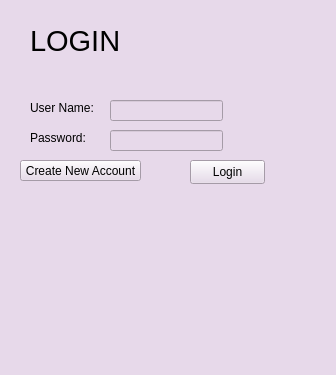
Above: ui/login.ui from muratkilci/Sorting-Algorithm-Animation before the change. Below: the same form after it.
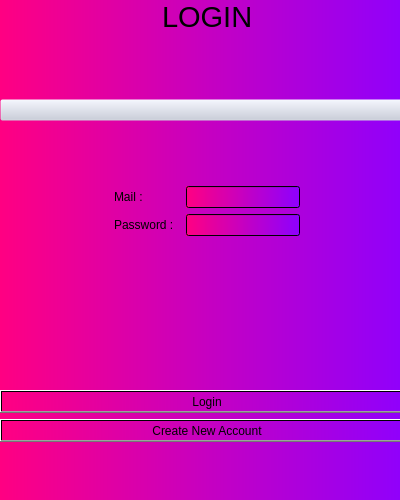
That is the form after the change. Icons and pictures are not drawn.

Commit message: login and create UI design

```diff
--- a/ui/login.ui
+++ b/ui/login.ui
@@ -6,8 +6,8 @@
    <rect>
     <x>0</x>
     <y>0</y>
-    <width>336</width>
-    <height>375</height>
+    <width>400</width>
+    <height>500</height>
    </rect>
   </property>
   <property name="sizePolicy">
@@ -16,6 +16,18 @@
     <verstretch>0</verstretch>
    </sizepolicy>
   </property>
+  <property name="minimumSize">
+   <size>
+    <width>400</width>
+    <height>500</height>
+   </size>
+  </property>
+  <property name="maximumSize">
+   <size>
+    <width>400</width>
+    <height>500</height>
+   </size>
+  </property>
   <property name="windowTitle">
    <string>MainWindow</string>
   </property>
@@ -28,121 +40,297 @@
 </string>
   </property>
   <widget class="QWidget" name="centralwidget">
-   <widget class="QLabel" name="label">
+   <property name="maximumSize">
+    <size>
+     <width>450</width>
+     <height>99999</height>
+    </size>
+   </property>
+   <property name="styleSheet">
+    <string notr="true">background-color:qlineargradient(spread:pad, x1:0, y1:0, x2:1, y2:0, stop:0 rgba(255, 0, 130, 255), stop:1 rgba(141, 0, 255, 255))</string>
+   </property>
+   <widget class="QWidget" name="verticalLayoutWidget">
     <property name="geometry">
      <rect>
-      <x>30</x>
-      <y>20</y>
-      <width>121</width>
-      <height>41</height>
+      <x>0</x>
+      <y>0</y>
+      <width>414</width>
+      <height>501</height>
      </rect>
     </property>
-    <property name="font">
-     <font>
-      <pointsize>22</pointsize>
-     </font>
-    </property>
-    <property name="text">
-     <string>LOGIN</string>
-    </property>
+    <layout class="QVBoxLayout" name="verticalLayout">
+     <item>
+      <layout class="QHBoxLayout" name="horizontalLayout_3">
+       <item>
+        <spacer name="horizontalSpacer_2">
+         <property name="orientation">
+          <enum>Qt::Horizontal</enum>
+         </property>
+         <property name="sizeHint" stdset="0">
+          <size>
+           <width>40</width>
+           <height>20</height>
+          </size>
+         </property>
+        </spacer>
+       </item>
+       <item>
+        <widget class="QLabel" name="label">
+         <property name="font">
+          <font>
+           <pointsize>22</pointsize>
+          </font>
+         </property>
+         <property name="styleSheet">
+          <string notr="true">background-color: rgba(199, 204, 219,0);</string>
+         </property>
+         <property name="text">
+          <string>LOGIN</string>
+         </property>
+        </widget>
+       </item>
+       <item>
+        <spacer name="horizontalSpacer">
+         <property name="orientation">
+          <enum>Qt::Horizontal</enum>
+         </property>
+         <property name="sizeHint" stdset="0">
+          <size>
+           <width>40</width>
+           <height>20</height>
+          </size>
+         </property>
+        </spacer>
+       </item>
+      </layout>
+     </item>
+     <item>
+      <spacer name="verticalSpacer_2">
+       <property name="orientation">
+        <enum>Qt::Vertical</enum>
+       </property>
+       <property name="sizeHint" stdset="0">
+        <size>
+         <width>20</width>
+         <height>40</height>
+        </size>
+       </property>
+      </spacer>
+     </item>
+     <item>
+      <widget class="QPushButton" name="pushButton">
+       <property name="styleSheet">
+        <string notr="true">background-color: rgba(199, 204, 219,0);</string>
+       </property>
+       <property name="text">
+        <string/>
+       </property>
+       <property name="icon">
+        <iconset>
+         <normaloff>../images/logo_english_university.png</normaloff>../images/logo_english_university.png</iconset>
+       </property>
+       <property name="iconSize">
+        <size>
+         <width>390</width>
+         <height>150</height>
+        </size>
+       </property>
+      </widget>
+     </item>
+     <item>
+      <spacer name="verticalSpacer_4">
+       <property name="orientation">
+        <enum>Qt::Vertical</enum>
+       </property>
+       <property name="sizeHint" stdset="0">
+        <size>
+         <width>20</width>
+         <height>40</height>
+        </size>
+       </property>
+      </spacer>
+     </item>
+     <item>
+      <layout class="QHBoxLayout" name="horizontalLayout">
+       <item>
+        <spacer name="horizontalSpacer_5">
+         <property name="orientation">
+          <enum>Qt::Horizontal</enum>
+         </property>
+         <property name="sizeHint" stdset="0">
+          <size>
+           <width>40</width>
+           <height>20</height>
+          </size>
+         </property>
+        </spacer>
+       </item>
+       <item>
+        <widget class="QLabel" name="label_2">
+         <property name="minimumSize">
+          <size>
+           <width>66</width>
+           <height>21</height>
+          </size>
+         </property>
+         <property name="maximumSize">
+          <size>
+           <width>66</width>
+           <height>21</height>
+          </size>
+         </property>
+         <property name="styleSheet">
+          <string notr="true">background-color: rgba(199, 204, 219,0);</string>
+         </property>
+         <property name="text">
+          <string>Mail :</string>
+         </property>
+        </widget>
+       </item>
+       <item>
+        <widget class="QLineEdit" name="userName"/>
+       </item>
+       <item>
+        <spacer name="horizontalSpacer_3">
+         <property name="orientation">
+          <enum>Qt::Horizontal</enum>
+         </property>
+         <property name="sizeHint" stdset="0">
+          <size>
+           <width>40</width>
+           <height>20</height>
+          </size>
+         </property>
+        </spacer>
+       </item>
+      </layout>
+     </item>
+     <item>
+      <layout class="QHBoxLayout" name="horizontalLayout_2">
+       <item>
+        <spacer name="horizontalSpacer_6">
+         <property name="orientation">
+          <enum>Qt::Horizontal</enum>
+         </property>
+         <property name="sizeHint" stdset="0">
+          <size>
+           <width>40</width>
+           <height>20</height>
+          </size>
+         </property>
+        </spacer>
+       </item>
+       <item>
+        <widget class="QLabel" name="label_3">
+         <property name="minimumSize">
+          <size>
+           <width>66</width>
+           <height>21</height>
+          </size>
+         </property>
+         <property name="maximumSize">
+          <size>
+           <width>66</width>
+           <height>21</height>
+          </size>
+         </property>
+         <property name="styleSheet">
+          <string notr="true">background-color: rgba(199, 204, 219,0);</string>
+         </property>
+         <property name="text">
+          <string>Password :   </string>
+         </property>
+        </widget>
+       </item>
+       <item>
+        <widget class="QLineEdit" name="password"/>
+       </item>
+       <item>
+        <spacer name="horizontalSpacer_4">
+         <property name="orientation">
+          <enum>Qt::Horizontal</enum>
+         </property>
+         <property name="sizeHint" stdset="0">
+          <size>
+           <width>40</width>
+           <height>20</height>
+          </size>
+         </property>
+        </spacer>
+       </item>
+      </layout>
+     </item>
+     <item>
+      <spacer name="verticalSpacer_5">
+       <property name="orientation">
+        <enum>Qt::Vertical</enum>
+       </property>
+       <property name="sizeHint" stdset="0">
+        <size>
+         <width>20</width>
+         <height>40</height>
+        </size>
+       </property>
+      </spacer>
+     </item>
+     <item>
+      <widget class="QLabel" name="control">
+       <property name="font">
+        <font>
+         <pointsize>15</pointsize>
+        </font>
+       </property>
+       <property name="styleSheet">
+        <string notr="true">background-color: rgba(199, 204, 219,0);</string>
+       </property>
+       <property name="text">
+        <string/>
+       </property>
+      </widget>
+     </item>
+     <item>
+      <spacer name="verticalSpacer_3">
+       <property name="orientation">
+        <enum>Qt::Vertical</enum>
+       </property>
+       <property name="sizeHint" stdset="0">
+        <size>
+         <width>20</width>
+         <height>40</height>
+        </size>
+       </property>
+      </spacer>
+     </item>
+     <item>
+      <widget class="QPushButton" name="loginButton">
+       <property name="text">
+        <string>Login</string>
+       </property>
+      </widget>
+     </item>
+     <item>
+      <widget class="QPushButton" name="createButton">
+       <property name="text">
+        <string>Create New Account</string>
+       </property>
+      </widget>
+     </item>
+     <item>
+      <spacer name="verticalSpacer">
+       <property name="orientation">
+        <enum>Qt::Vertical</enum>
+       </property>
+       <property name="sizeHint" stdset="0">
+        <size>
+         <width>20</width>
+         <height>40</height>
+        </size>
+       </property>
+      </spacer>
+     </item>
+    </layout>
    </widget>
-   <widget class="QLineEdit" name="userName">
-    <property name="geometry">
-     <rect>
-      <x>110</x>
-      <y>100</y>
-      <width>113</width>
-      <height>21</height>
-     </rect>
-    </property>
-   </widget>
-   <widget class="QLineEdit" name="password">
-    <property name="geometry">
-     <rect>
-      <x>110</x>
-      <y>130</y>
-      <width>113</width>
-      <height>21</height>
-     </rect>
-    </property>
-   </widget>
-   <widget class="QLabel" name="label_2">
-    <property name="geometry">
-     <rect>
-      <x>30</x>
-      <y>100</y>
-      <width>71</width>
-      <height>16</height>
-     </rect>
-    </property>
-    <property name="text">
-     <string>User Name:</string>
-    </property>
-   </widget>
-   <widget class="QLabel" name="label_3">
-    <property name="geometry">
-     <rect>
-      <x>30</x>
-      <y>130</y>
-      <width>71</width>
-      <height>16</height>
-     </rect>
-    </property>
-    <property name="text">
-     <string>Password:</string>
-    </property>
-   </widget>
-   <widget class="QPushButton" name="loginButton">
-    <property name="geometry">
-     <rect>
-      <x>190</x>
-      <y>160</y>
-      <width>75</width>
-      <height>24</height>
-     </rect>
-    </property>
-    <property name="text">
-     <string>Login</string>
-    </property>
-   </widget>
-   <widget class="QPushButton" name="createButton">
-    <property name="geometry">
-     <rect>
-      <x>20</x>
-      <y>160</y>
-      <width>121</width>
-      <height>21</height>
-     </rect>
-    </property>
-    <property name="text">
-     <string>Create New Account</string>
-    </property>
-   </widget>
-   <widget class="QLabel" name="control">
-    <property name="geometry">
-     <rect>
-      <x>90</x>
-      <y>240</y>
-      <width>151</width>
-      <height>41</height>
-     </rect>
-    </property>
-    <property name="text">
-     <string/>
-    </property>
-   </widget>
   </widget>
-  <widget class="QMenuBar" name="menubar">
-   <property name="geometry">
-    <rect>
-     <x>0</x>
-     <y>0</y>
-     <width>336</width>
-     <height>22</height>
-    </rect>
-   </property>
-  </widget>
-  <widget class="QStatusBar" name="statusbar"/>
  </widget>
  <resources/>
  <connections/>
```
The commit also changes 6 other files.
